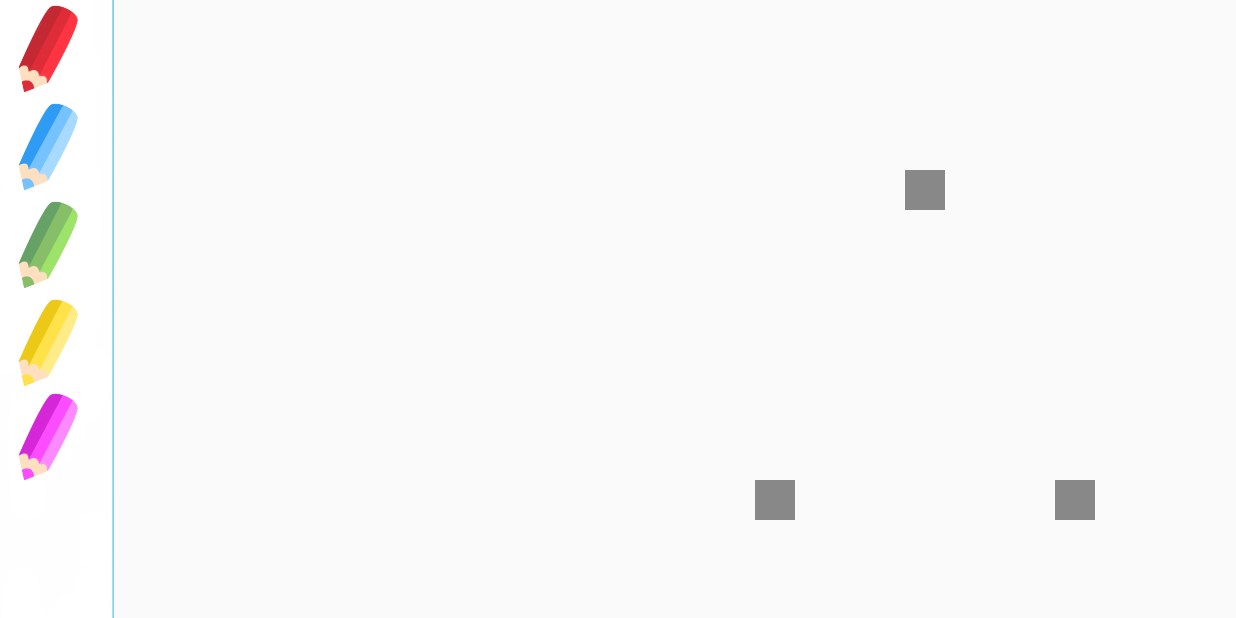
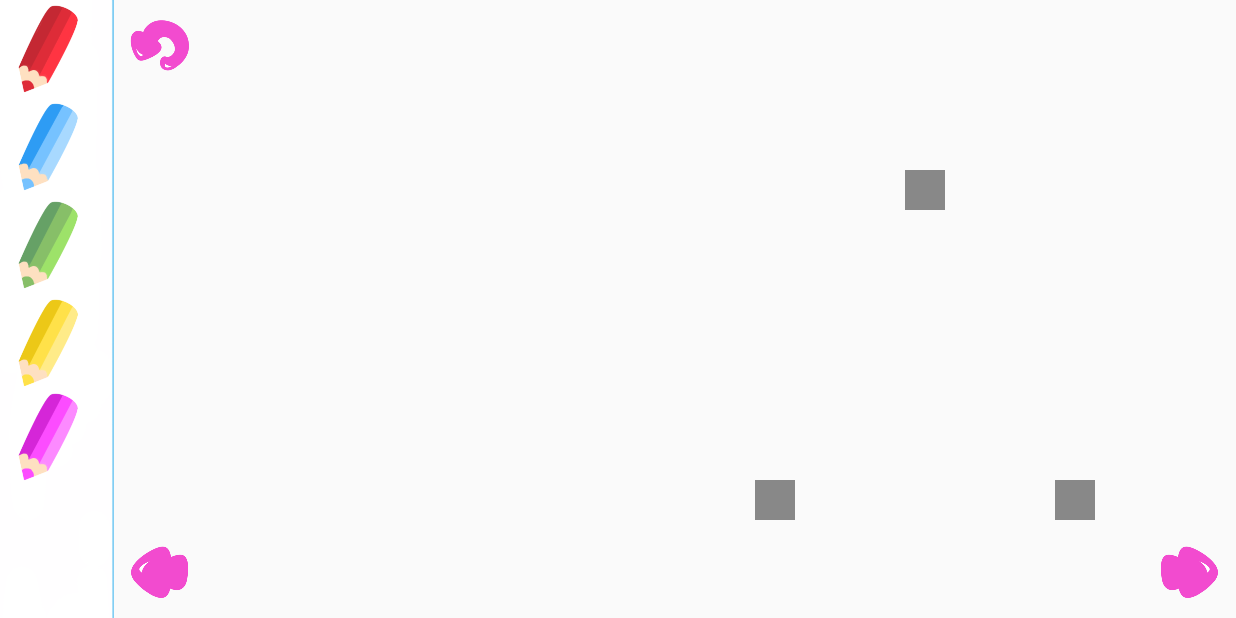
Before and after one commit to izaborek/android, an Android app: the DrawActivity screen opened directly, with no data from a screen before it, on a phone screen of 824 x 412 dp (held sideways). Run offline under Robolectric (Android 15) with nearby library versions, the phone set to English and light mode, and no system bars.

Commit message:
new buttons and scenes

```diff
--- a/newGame/app/src/main/java/com/example/newgame/Canvas.java
+++ b/newGame/app/src/main/java/com/example/newgame/Canvas.java
@@ -23,6 +23,7 @@ public class Canvas extends View {
     protected final Logger log = Logger.getLogger(getClass().getName()); //java.util.logging.Logger
     int pointsCount;
     public int r = 255, g = 0, b = 0;
+
 
     public Canvas(Context context, AttributeSet attrs,Letter letter) {
         super(context, attrs);
--- a/newGame/app/src/main/java/com/example/newgame/DrawActivity.java
+++ b/newGame/app/src/main/java/com/example/newgame/DrawActivity.java
@@ -1,18 +1,12 @@
 package com.example.newgame;
 
-import android.content.pm.ActivityInfo;
 import android.support.v7.app.AppCompatActivity;
 import android.os.Bundle;
 import android.view.View;
-import android.view.animation.AnimationUtils;
 import android.widget.ImageButton;
 import android.widget.LinearLayout;
-
-import android.widget.Toast;
-
 import java.util.ArrayList;
 import java.util.Arrays;
-import java.util.LinkedList;
 import java.util.List;
 
 public class DrawActivity extends AppCompatActivity  {
@@ -20,10 +14,12 @@ public class DrawActivity extends AppCompatActivity  {
     Canvas myCanvas;
     LinearLayout  myLayout, canvasLayout;
     ImageButton redB, blueB, greenB, yellowB, purpleB;
+    ImageButton nextB, prevB, retryB;
 
     ArrayList<Float> listka = new ArrayList<>();
     List<String> listA;
     String[] lettersData;
+
 
     @Override
     protected void onCreate(Bundle savedInstanceState) {
@@ -50,7 +46,7 @@ public class DrawActivity extends AppCompatActivity  {
         for(int i =0; i<listA.size(); i++) {
             listka.add(Float.parseFloat(listA.get(i)));
         }
-        //
+
 
         final Letter letter = new Letter("literaa", listka);
         myCanvas = new Canvas(this, null,letter);
@@ -65,14 +61,15 @@ public class DrawActivity extends AppCompatActivity  {
         greenB = findViewById(R.id.greenBtn);
         yellowB = findViewById(R.id.yellowBtn);
         purpleB = findViewById(R.id.purpleBtn);
-
+        nextB = findViewById(R.id.nextBtn);
+        prevB = findViewById(R.id.previousBtn);
+        retryB = findViewById(R.id.retryBtn);
 
         redB.setOnClickListener(new View.OnClickListener() {
             @Override
             public void onClick(View v) {
                 myCanvas.r = 255; myCanvas.g = 0; myCanvas.b = 0;
-               //letter.setName("literab");
-               //myCanvas.RefreshViewAndShowNewView(1,letter);
+
             }
         });
 
@@ -80,8 +77,7 @@ public class DrawActivity extends AppCompatActivity  {
             @Override
             public void onClick(View v) {
                 myCanvas.r = 30; myCanvas.g = 144; myCanvas.b = 255;
-                //letter.setName("literac");
-                //myCanvas.RefreshViewAndShowNewView(1,letter);
+
             }
         });
 
@@ -106,7 +102,28 @@ public class DrawActivity extends AppCompatActivity  {
             }
         });
 
+        nextB.setOnClickListener(new View.OnClickListener(){
+            @Override
+            public void onClick(View v) {
+                letter.setName("literab");
+                myCanvas.RefreshViewAndShowNewView(1,letter);
+            }
+        });
 
+        prevB.setOnClickListener(new View.OnClickListener(){
+            @Override
+            public void onClick(View v) {
+                letter.setName("literaa");
+                myCanvas.RefreshViewAndShowNewView(1,letter);
+            }
+        });
 
+        retryB.setOnClickListener(new View.OnClickListener(){
+            @Override
+            public void onClick(View v) {
+                //czyszczenie sceny aby rysowac ponownie
+            }
+        });
     }
+
 }
--- a/newGame/app/src/main/res/layout/activity_draw.xml
+++ b/newGame/app/src/main/res/layout/activity_draw.xml
@@ -6,10 +6,6 @@
     android:layout_height="match_parent"
     tools:context=".DrawActivity">
 
-    <android.support.v4.view.ViewPager android:id="@+id/viewPager"
-        android:layout_width="match_parent"
-        android:layout_height="match_parent" />
-
     <LinearLayout
         android:id="@+id/canvasLayout"
         android:layout_width="match_parent"
@@ -17,7 +13,47 @@
         android:orientation="horizontal"
         app:layout_constraintBottom_toBottomOf="parent"
         app:layout_constraintStart_toStartOf="parent"
-        app:layout_constraintTop_toTopOf="parent"></LinearLayout>
+        app:layout_constraintTop_toTopOf="parent">
+
+    </LinearLayout>
+
+    <ImageButton
+        android:id="@+id/nextBtn"
+        android:layout_width="45dp"
+        android:layout_height="45dp"
+        android:layout_marginEnd="8dp"
+        android:layout_marginBottom="8dp"
+        android:layout_weight="1"
+        android:background="@null"
+        android:scaleType="fitCenter"
+        app:layout_constraintBottom_toBottomOf="parent"
+        app:layout_constraintEnd_toEndOf="parent"
+        app:srcCompat="@drawable/rightarrow" />
+
+    <ImageButton
+        android:id="@+id/retryBtn"
+        android:layout_width="45dp"
+        android:layout_height="45dp"
+        android:layout_marginStart="8dp"
+        android:layout_marginTop="8dp"
+        android:layout_weight="1"
+        android:background="@null"
+        android:scaleType="fitCenter"
+        app:layout_constraintStart_toEndOf="@+id/panelLayout"
+        app:layout_constraintTop_toTopOf="parent"
+        app:srcCompat="@drawable/retryarrow" />
+
+    <ImageButton
+        android:id="@+id/previousBtn"
+        android:layout_width="45dp"
+        android:layout_height="45dp"
+        android:layout_marginStart="8dp"
+        android:layout_marginBottom="8dp"
+        android:background="@null"
+        android:scaleType="fitCenter"
+        app:layout_constraintBottom_toBottomOf="parent"
+        app:layout_constraintStart_toEndOf="@+id/panelLayout"
+        app:srcCompat="@drawable/leftarrow" />
 
     <LinearLayout
         android:id="@+id/panelLayout"
--- a/newGame/app/src/main/res/values/strings.xml
+++ b/newGame/app/src/main/res/values/strings.xml
@@ -16,4 +16,5 @@
         <item> 1075 </item>
         <item> 500 </item>
     </string-array>
+
 </resources>
```
Also changed, not shown: newGame/app/src/main/res/drawable/kolo.png (added), newGame/app/src/main/res/drawable/kwadrat.png (added), newGame/app/src/main/res/drawable/leftarrow.png (added), newGame/app/src/main/res/drawable/retryarrow.png (added), newGame/app/src/main/res/drawable/rightarrow.png (added), newGame/app/src/main/res/drawable/trojkat.png (added).
